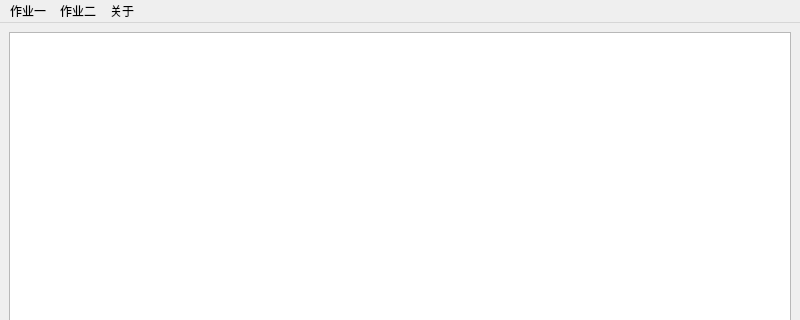
Qt form mainwindow.ui (Mythologyli/Rusty) before a commit; both pictures show x 0 to 800 and y 0 to 320 of the 800 by 600 pixel window.
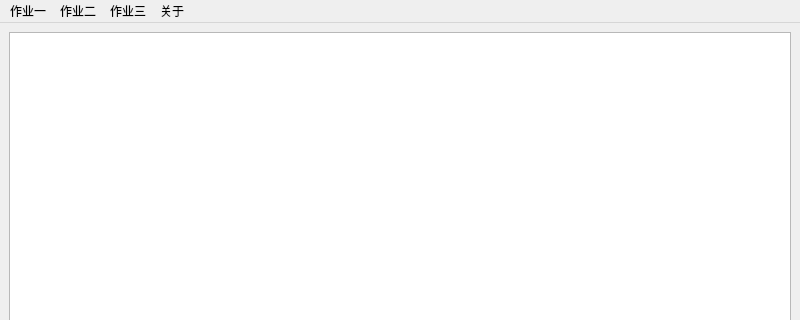
The same form after that commit.

The edit to the form file:
```diff
--- a/mainwindow.ui
+++ b/mainwindow.ui
@@ -62,8 +62,15 @@
     </property>
     <addaction name="histogramEqualizationAction"/>
    </widget>
+      <widget class="QMenu" name="hw3Menu">
+          <property name="title">
+              <string>作业三</string>
+          </property>
+          <addaction name="imageSegmentationAction"/>
+      </widget>
    <addaction name="hw1Menu"/>
    <addaction name="hw2Menu"/>
+      <addaction name="hw3Menu"/>
    <addaction name="aboutMenu"/>
   </widget>
   <widget class="QStatusBar" name="statusbar"/>
```
Left out of the diff: 5 changed lines with no effect on the pictures. Lines whose indentation alone changed are shown as unchanged.
